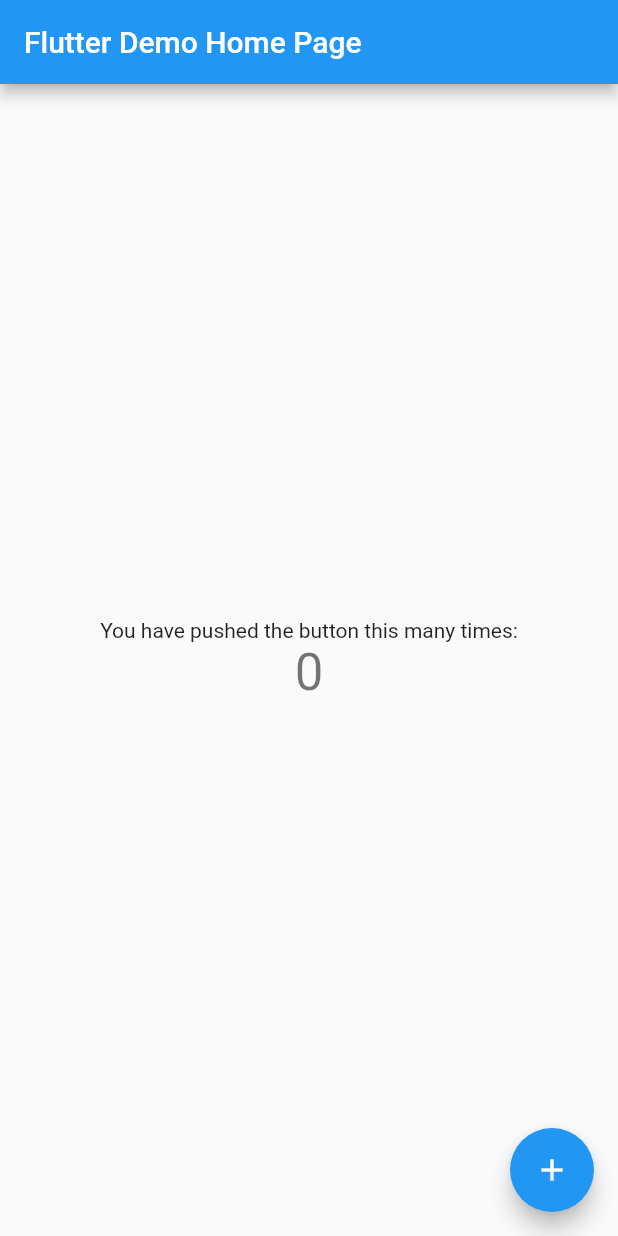
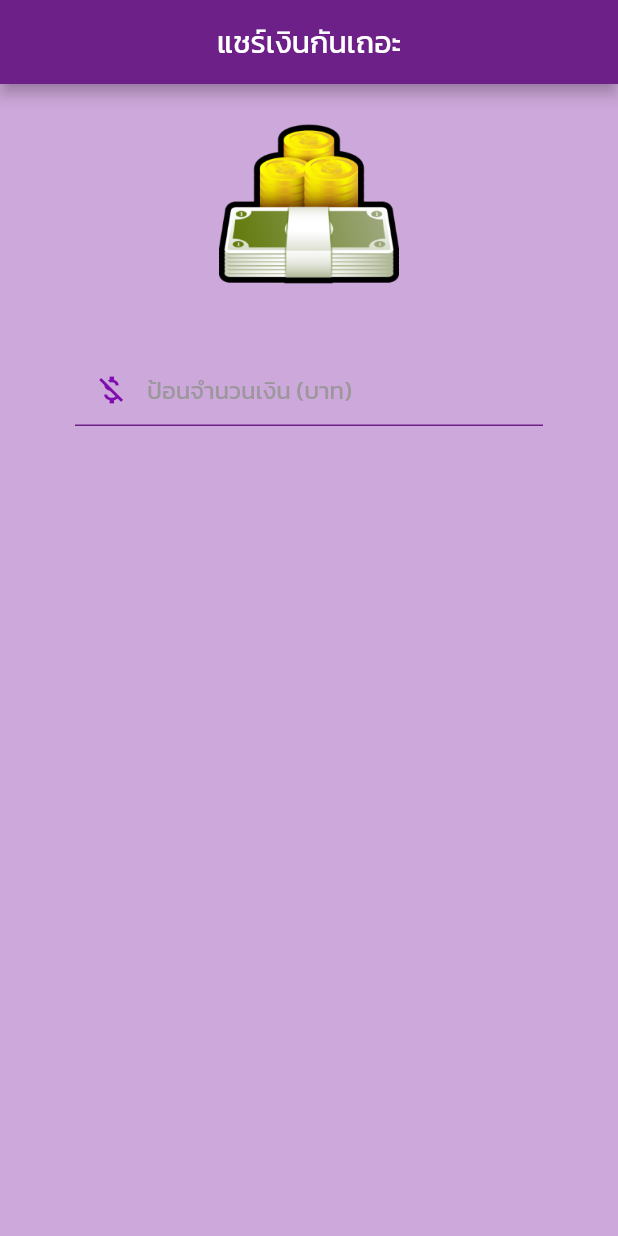
Before and after one commit to sarawut1720/flutter_app_moneyshare, a Flutter app: the screen it shows after launch, on a phone screen of 412 x 824 dp. Run offline on Flutter 3.47's test engine with Material 2 defaults, Android fonts, the phone set to English and light mode, and no system bars.

Commit message:
Code V.3 xxxx yyy

```diff
--- a/analysis_options.yaml
+++ b/analysis_options.yaml
@@ -22,6 +22,7 @@ linter:
   # `// ignore_for_file: name_of_lint` syntax on the line or in the file
   # producing the lint.
   rules:
+    prefer_const_constructors: false
     # avoid_print: false  # Uncomment to disable the `avoid_print` rule
     # prefer_single_quotes: true  # Uncomment to enable the `prefer_single_quotes` rule
 
--- a/lib/main.dart
+++ b/lib/main.dart
@@ -1,115 +1,15 @@
 import 'package:flutter/material.dart';
+import 'package:flutter_app_moneyshare/views/moneyshare_ui.dart';
 
-void main() {
-  runApp(const MyApp());
+main(){
+  runApp(
+    //เรียก widget หลักของ app
+    MaterialApp(
+      debugShowCheckedModeBanner: false,
+      home: MoneyshareUI(),
+      theme: ThemeData(
+        fontFamily: 'Kanit',
+      ),
+    ),
+  );
 }
-
-class MyApp extends StatelessWidget {
-  const MyApp({Key? key}) : super(key: key);
-
-  // This widget is the root of your application.
-  @override
-  Widget build(BuildContext context) {
-    return MaterialApp(
-      title: 'Flutter Demo',
-      theme: ThemeData(
-        // This is the theme of your application.
-        //
-        // Try running your application with "flutter run". You'll see the
-        // application has a blue toolbar. Then, without quitting the app, try
-        // changing the primarySwatch below to Colors.green and then invoke
-        // "hot reload" (press "r" in the console where you ran "flutter run",
-        // or simply save your changes to "hot reload" in a Flutter IDE).
-        // Notice that the counter didn't reset back to zero; the application
-        // is not restarted.
-        primarySwatch: Colors.blue,
-      ),
-      home: const MyHomePage(title: 'Flutter Demo Home Page'),
-    );
-  }
-}
-
-class MyHomePage extends StatefulWidget {
-  const MyHomePage({Key? key, required this.title}) : super(key: key);
-
-  // This widget is the home page of your application. It is stateful, meaning
-  // that it has a State object (defined below) that contains fields that affect
-  // how it looks.
-
-  // This class is the configuration for the state. It holds the values (in this
-  // case the title) provided by the parent (in this case the App widget) and
-  // used by the build method of the State. Fields in a Widget subclass are
-  // always marked "final".
-
-  final String title;
-
-  @override
-  State<MyHomePage> createState() => _MyHomePageState();
-}
-
-class _MyHomePageState extends State<MyHomePage> {
-  int _counter = 0;
-
-  void _incrementCounter() {
-    setState(() {
-      // This call to setState tells the Flutter framework that something has
-      // changed in this State, which causes it to rerun the build method below
-      // so that the display can reflect the updated values. If we changed
-      // _counter without calling setState(), then the build method would not be
-      // called again, and so nothing would appear to happen.
-      _counter++;
-    });
-  }
-
-  @override
-  Widget build(BuildContext context) {
-    // This method is rerun every time setState is called, for instance as done
-    // by the _incrementCounter method above.
-    //
-    // The Flutter framework has been optimized to make rerunning build methods
-    // fast, so that you can just rebuild anything that needs updating rather
-    // than having to individually change instances of widgets.
-    return Scaffold(
-      appBar: AppBar(
-        // Here we take the value from the MyHomePage object that was created by
-        // the App.build method, and use it to set our appbar title.
-        title: Text(widget.title),
-      ),
-      body: Center(
-        // Center is a layout widget. It takes a single child and positions it
-        // in the middle of the parent.
-        child: Column(
-          // Column is also a layout widget. It takes a list of children and
-          // arranges them vertically. By default, it sizes itself to fit its
-          // children horizontally, and tries to be as tall as its parent.
-          //
-          // Invoke "debug painting" (press "p" in the console, choose the
-          // "Toggle Debug Paint" action from the Flutter Inspector in Android
-          // Studio, or the "Toggle Debug Paint" command in Visual Studio Code)
-          // to see the wireframe for each widget.
-          //
-          // Column has various properties to control how it sizes itself and
-          // how it positions its children. Here we use mainAxisAlignment to
-          // center the children vertically; the main axis here is the vertical
-          // axis because Columns are vertical (the cross axis would be
-          // horizontal).
-          mainAxisAlignment: MainAxisAlignment.center,
-          children: <Widget>[
-            const Text(
-              'You have pushed the button this many times:',
-            ),
-            Text(
-              '$_counter',
-              style: Theme.of(context).textTheme.headline4,
-            ),
-          ],
-        ),
-      ),
-      floatingActionButton: FloatingActionButton(
-        onPressed: _incrementCounter,
-        tooltip: 'Increment',
-        child: const Icon(Icons.add),
-      ), // This trailing comma makes auto-formatting nicer for build methods.
-    );
-  }
-}
--- /dev/null
+++ b/lib/views/moneyshare_ui.dart
@@ -0,0 +1,69 @@
+import 'package:flutter/material.dart';
+
+class MoneyshareUI extends StatefulWidget {
+  const MoneyshareUI({ Key? key }) : super(key: key);
+
+  @override
+  _MoneyshareUIState createState() => _MoneyshareUIState();
+}
+
+class _MoneyshareUIState extends State<MoneyshareUI> {
+  @override
+  Widget build(BuildContext context) {
+    return Scaffold(
+      backgroundColor: Color(0xFFCDA8DA),
+      appBar: AppBar(
+        backgroundColor: Color(0xFF6D2088),
+        title: Text(
+          'แชร์เงินกันเถอะ',
+        ),
+        centerTitle: true,
+      ),
+      body: SingleChildScrollView(
+        child: Center(
+          child: Column(
+            children: [
+              SizedBox(
+                height: 20.0,
+              ),
+              Image.asset(
+                'assets/images/banner.png',
+                height: 120.0,
+              ),
+              Padding(
+                padding: const EdgeInsets.only(
+                  left: 50.0,
+                  right: 50.0,
+                  top: 40.0,
+                ),
+                child: TextField(
+                  keyboardType: TextInputType.number,
+                  decoration: InputDecoration(
+                    focusedBorder: UnderlineInputBorder(
+                      borderSide: BorderSide(
+                        color: Color(0xFF6D2088),
+                      ),
+                    ),
+                    enabledBorder: UnderlineInputBorder(
+                      borderSide: BorderSide(
+                        color: Color(0xFF6D2088),
+                      ),
+                    ),
+                    hintText: 'ป้อนจำนวนเงิน (บาท)',
+                    hintStyle: TextStyle(
+                      color: Color(0xFF9B979C),
+                    ),
+                    prefixIcon: Icon(
+                      Icons.money_off_csred_outlined,
+                      color:  Color(0xFF7F0CAE),
+                    ),
+                  ),
+                ),
+              ),
+            ],
+          ),
+        ),
+      ),
+    );
+  }
+}
--- /dev/null
+++ b/lib/views/show_moneyshare_ui.dart
@@ -0,0 +1,15 @@
+import 'package:flutter/material.dart';
+
+class ShowMoneyshareUI extends StatefulWidget {
+  const ShowMoneyshareUI({ Key? key }) : super(key: key);
+
+  @override
+  _ShowMoneyshareUIState createState() => _ShowMoneyshareUIState();
+}
+
+class _ShowMoneyshareUIState extends State<ShowMoneyshareUI> {
+  @override
+  Widget build(BuildContext context) {
+    return Scaffold();
+  }
+}
```
Also changed, not shown: pubspec.yaml (+9 -6 lines), assets/fonts/Kanit-Bold.ttf (added), assets/fonts/Kanit-Italic.ttf (added), assets/fonts/Kanit-Regular.ttf (added).
